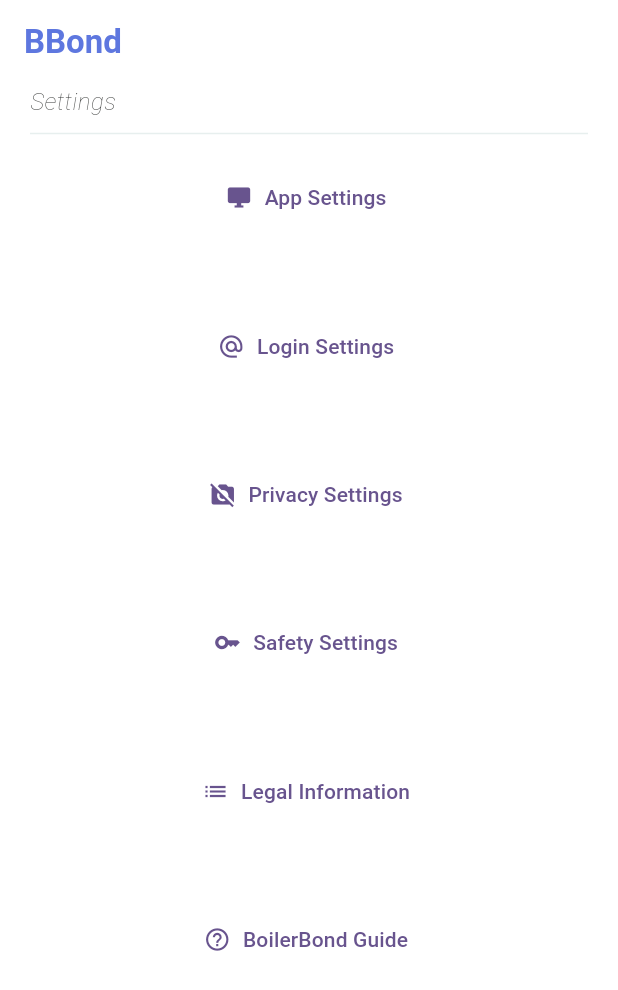
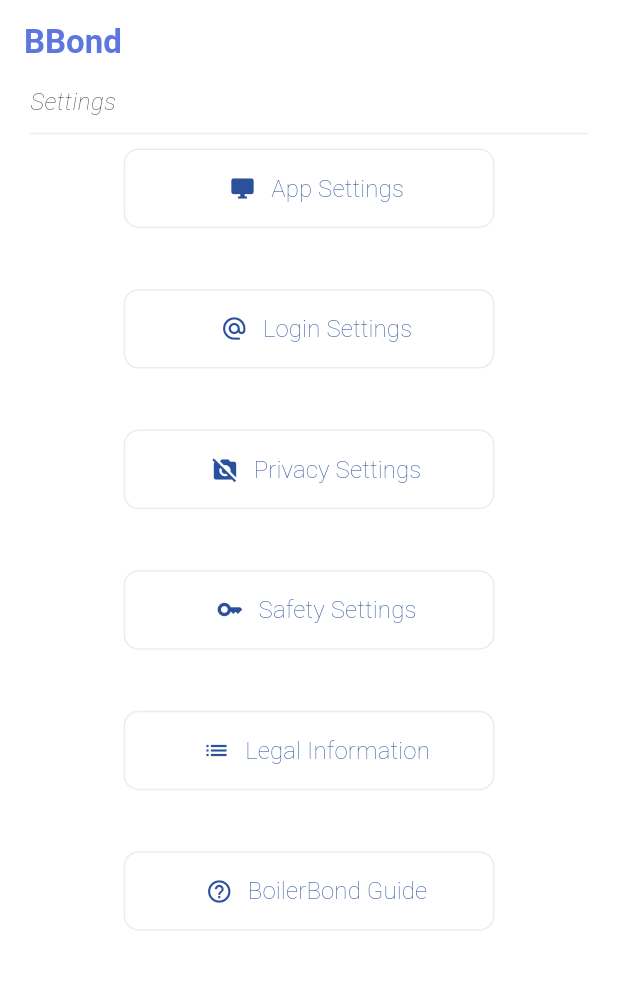
Before and after one commit to BoilerBond/FlutterApp, a Flutter app: the _SettingsPage screen opened directly, on a phone screen of 412 x 824 dp. Shown: the top 990 px of the screen. Run offline on Flutter 3.47's test engine with Material 3 defaults, Android fonts, the phone set to English and light mode, and no system bars.

Commit message:
Adjusted buttons to replicate UI mockup design more closely.

```diff
--- a/lib/presentation/screens/main navigation/screens/settingsScreen.dart
+++ b/lib/presentation/screens/main navigation/screens/settingsScreen.dart
@@ -134,68 +134,134 @@ class _SettingsPageState extends State<_SettingsPage> {
               ),
             ),
             const Divider(height: 20, thickness: 1, color: Color(0xFFE7EFEE)),
-            TextButton.icon(
-              style: TextButton.styleFrom(
-                backgroundColor: Theme.of(context).colorScheme.onPrimary,
-                fixedSize: Size(MediaQuery.of(context).size.width * 0.85, MediaQuery.of(context).size.height * 0.08), // Button width and height
+            SizedBox(
+              width: MediaQuery.of(context).size.width * 0.6,
+              child: OutlinedButton(
+                onPressed:() {}, // Implement functionality
+                style: OutlinedButton.styleFrom(
+                  side: const BorderSide(color: Color(0xFFE7EFEE)),
+                  padding: const EdgeInsets.symmetric(vertical: 15),
+                  shape: RoundedRectangleBorder(borderRadius: BorderRadius.circular(10)),
+                ),
+                child: Row(
+                  mainAxisAlignment: MainAxisAlignment.center,
+                  children: [
+                    const SizedBox(width: 10),
+                    Icon(Icons.desktop_windows, color: Color(0xFF2C519C)),
+                    const SizedBox(width: 10),
+                    Text("App Settings", style: const TextStyle(color: Color(0xFF2C519C), fontSize: 16, fontWeight: FontWeight.w100)),
+                  ],
+                ),
               ),
-              onPressed: () {},
-              icon: Icon(Icons.desktop_windows),
-              label: const Text('App Settings'),
             ),
             Spacer(),
-            TextButton.icon(
-              style: TextButton.styleFrom(
-                backgroundColor: Theme.of(context).colorScheme.onPrimary,
-                fixedSize: Size(MediaQuery.of(context).size.width * 0.85, MediaQuery.of(context).size.height * 0.08), // Button width and height
+            SizedBox(
+              width: MediaQuery.of(context).size.width * 0.6,
+              child: OutlinedButton(
+                onPressed:() {
+                  MyRouterDelegate.of(context).showLoginPage = true;
+                },
+                style: OutlinedButton.styleFrom(
+                  side: const BorderSide(color: Color(0xFFE7EFEE)),
+                  padding: const EdgeInsets.symmetric(vertical: 15),
+                  shape: RoundedRectangleBorder(borderRadius: BorderRadius.circular(10)),
+                ),
+                child: Row(
+                  mainAxisAlignment: MainAxisAlignment.center,
+                  children: [
+                    const SizedBox(width: 10),
+                    Icon(Icons.alternate_email, color: Color(0xFF2C519C)),
+                    const SizedBox(width: 10),
+                    Text("Login Settings", style: const TextStyle(color: Color(0xFF2C519C), fontSize: 16, fontWeight: FontWeight.w100)),
+                  ],
+                ),
               ),
-              onPressed: () {
-                MyRouterDelegate.of(context).showLoginPage = true;
-              },
-              icon: Icon(Icons.alternate_email),
-              label: const Text('Login Settings'),
             ),
             Spacer(),
-            TextButton.icon(
-              style: TextButton.styleFrom(
-                backgroundColor: Theme.of(context).colorScheme.onPrimary,
-                fixedSize: Size(MediaQuery.of(context).size.width * 0.85, MediaQuery.of(context).size.height * 0.08), // Button width and height
+            SizedBox(
+              width: MediaQuery.of(context).size.width * 0.6,
+              child: OutlinedButton(
+                onPressed:() {
+                  MyRouterDelegate.of(context).showPrivacyPage = true;
+                },
+                style: OutlinedButton.styleFrom(
+                  side: const BorderSide(color: Color(0xFFE7EFEE)),
+                  padding: const EdgeInsets.symmetric(vertical: 15),
+                  shape: RoundedRectangleBorder(borderRadius: BorderRadius.circular(10)),
+                ),
+                child: Row(
+                  mainAxisAlignment: MainAxisAlignment.center,
+                  children: [
+                    const SizedBox(width: 10),
+                    Icon(Icons.no_photography, color: Color(0xFF2C519C)),
+                    const SizedBox(width: 10),
+                    Text("Privacy Settings", style: const TextStyle(color: Color(0xFF2C519C), fontSize: 16, fontWeight: FontWeight.w100)),
+                  ],
+                ),
               ),
-              onPressed: () {
-                MyRouterDelegate.of(context).showPrivacyPage = true;
-              },
-              icon: Icon(Icons.no_photography),
-              label: const Text('Privacy Settings'),
             ),
             Spacer(),
-            TextButton.icon(
-              style: TextButton.styleFrom(
-                backgroundColor: Theme.of(context).colorScheme.onPrimary,
-                fixedSize: Size(MediaQuery.of(context).size.width * 0.85, MediaQuery.of(context).size.height * 0.08), // Button width and height
+            SizedBox(
+              width: MediaQuery.of(context).size.width * 0.6,
+              child: OutlinedButton(
+                onPressed:() {}, // Implement functionality
+                style: OutlinedButton.styleFrom(
+                  side: const BorderSide(color: Color(0xFFE7EFEE)),
+                  padding: const EdgeInsets.symmetric(vertical: 15),
+                  shape: RoundedRectangleBorder(borderRadius: BorderRadius.circular(10)),
+                ),
+                child: Row(
+                  mainAxisAlignment: MainAxisAlignment.center,
+                  children: [
+                    const SizedBox(width: 10),
+                    Icon(Icons.key, color: Color(0xFF2C519C)),
+                    const SizedBox(width: 10),
+                    Text("Safety Settings", style: const TextStyle(color: Color(0xFF2C519C), fontSize: 16, fontWeight: FontWeight.w100)),
+                  ],
+                ),
               ),
-              onPressed: () {},
-              icon: Icon(Icons.key),
-              label: const Text('Safety Settings'),
             ),
             Spacer(),
-            TextButton.icon(
-              style: TextButton.styleFrom(
-                backgroundColor: Theme.of(context).colorScheme.onPrimary,
-                fixedSize: Size(MediaQuery.of(context).size.width * 0.85, MediaQuery.of(context).size.height * 0.08), // Button width and height
+            SizedBox(
+              width: MediaQuery.of(context).size.width * 0.6,
+              child: OutlinedButton(
+                onPressed:() {}, // Implement functionality
+                style: OutlinedButton.styleFrom(
+                  side: const BorderSide(color: Color(0xFFE7EFEE)),
+                  padding: const EdgeInsets.symmetric(vertical: 15),
+                  shape: RoundedRectangleBorder(borderRadius: BorderRadius.circular(10)),
+                ),
+                child: Row(
+                  mainAxisAlignment: MainAxisAlignment.center,
+                  children: [
+                    const SizedBox(width: 10),
+                    Icon(Icons.list, color: Color(0xFF2C519C)),
+                    const SizedBox(width: 10),
+                    Text("Legal Information", style: const TextStyle(color: Color(0xFF2C519C), fontSize: 16, fontWeight: FontWeight.w100)),
+                  ],
+                ),
               ),
-              onPressed: () {},
-              icon: Icon(Icons.list),
-              label: const Text('Legal Information'),
             ),
             Spacer(),
-            TextButton.icon(
-              style: TextButton.styleFrom(
-                backgroundColor: Theme.of(context).colorScheme.onPrimary,
-                fixedSize: Size(MediaQuery.of(context).size.width * 0.85, MediaQuery.of(context).size.height * 0.08), // Button width and height
+            SizedBox(
+              width: MediaQuery.of(context).size.width * 0.6,
+              child: OutlinedButton(
+                onPressed:() {}, // Implement functionality
+                style: OutlinedButton.styleFrom(
+                  side: const BorderSide(color: Color(0xFFE7EFEE)),
+                  padding: const EdgeInsets.symmetric(vertical: 15),
+                  shape: RoundedRectangleBorder(borderRadius: BorderRadius.circular(10)),
+                ),
+                child: Row(
+                  mainAxisAlignment: MainAxisAlignment.center,
+                  children: [
+                    const SizedBox(width: 10),
+                    Icon(Icons.help_outline, color: Color(0xFF2C519C)),
+                    const SizedBox(width: 10),
+                    Text("BoilerBond Guide", style: const TextStyle(color: Color(0xFF2C519C), fontSize: 16, fontWeight: FontWeight.w100)),
+                  ],
+                ),
               ),
-              onPressed: () {},
-              icon: Icon(Icons.help_outline),
-              label: const Text('BoilerBond Guide'),
             ),
             Spacer(flex: 5)
           ]
```
